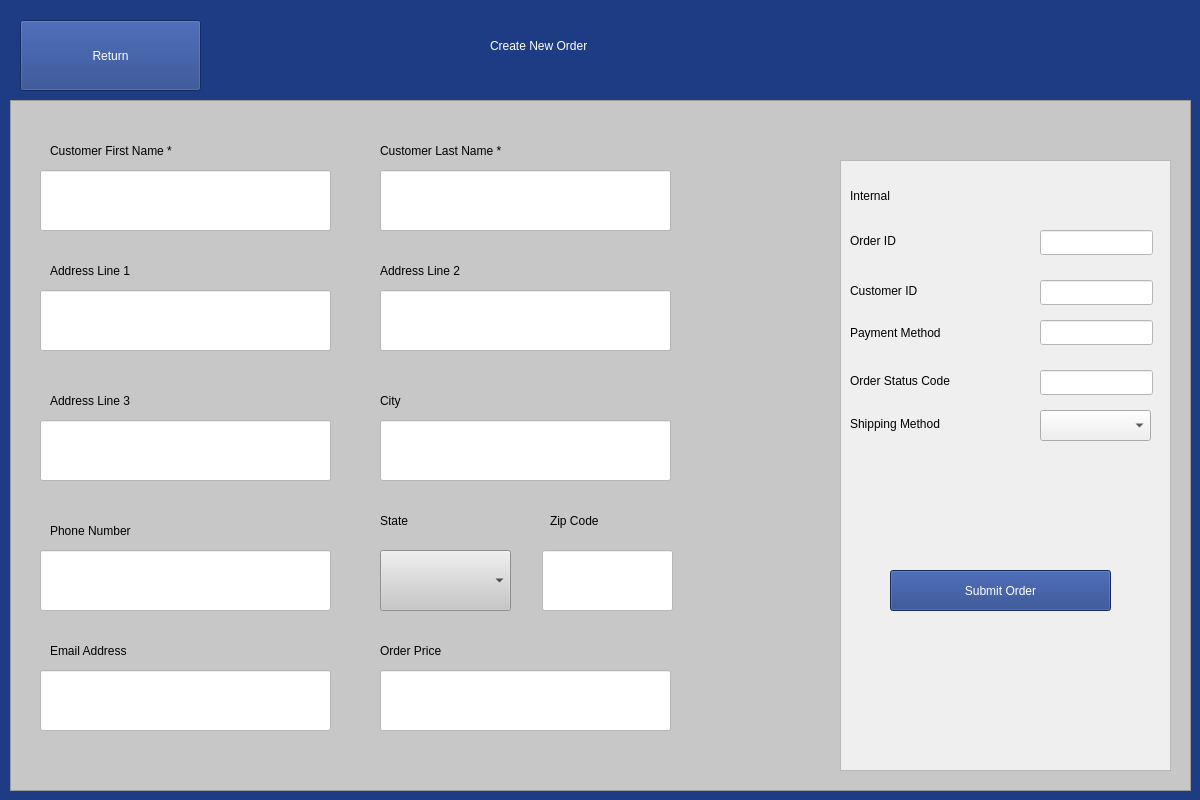
First picture: the form in mainwindow.ui, repository oscarr777/comp-520-term-project, before the edit.
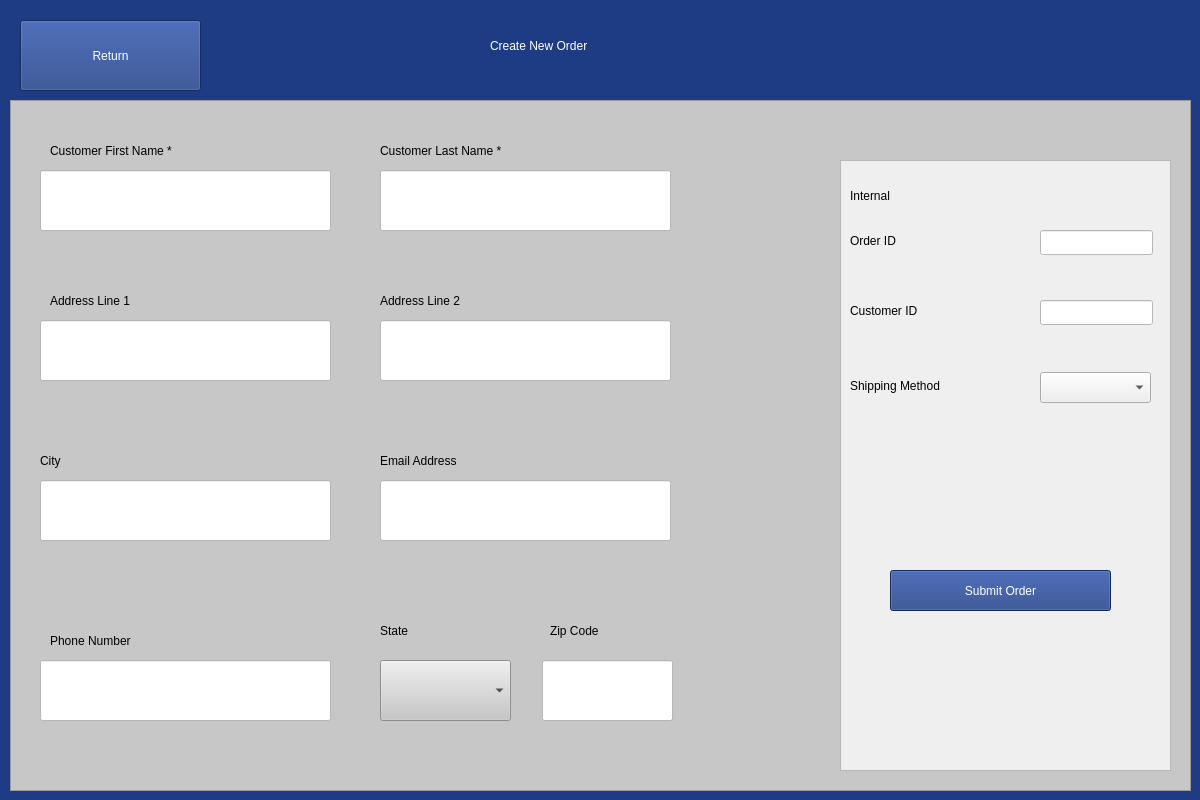
Second picture: the form after the edit. The open tabs and pages were chosen to show the change.

Commit message: Implemented order submission

Diff of the .ui file:
```diff
--- a/mainwindow.ui
+++ b/mainwindow.ui
@@ -465,28 +465,11 @@
       <property name="frameShadow">
        <enum>QFrame::Raised</enum>
       </property>
-      <widget class="QLabel" name="label_13">
-       <property name="geometry">
-        <rect>
-         <x>370</x>
-         <y>540</y>
-         <width>141</width>
-         <height>21</height>
-        </rect>
-       </property>
-       <property name="styleSheet">
-        <string notr="true">color: rgb(0, 0, 0);
-</string>
-       </property>
-       <property name="text">
-        <string>Order Price</string>
-       </property>
-      </widget>
       <widget class="QLineEdit" name="customerPhoneNumberLineEdit">
        <property name="geometry">
         <rect>
          <x>30</x>
-         <y>450</y>
+         <y>560</y>
          <width>291</width>
          <height>61</height>
         </rect>
@@ -502,8 +485,8 @@
       <widget class="QLabel" name="label_17">
        <property name="geometry">
         <rect>
-         <x>370</x>
-         <y>290</y>
+         <x>30</x>
+         <y>350</y>
          <width>141</width>
          <height>21</height>
         </rect>
@@ -519,8 +502,8 @@
       <widget class="QLineEdit" name="customerEmailLineEdit">
        <property name="geometry">
         <rect>
-         <x>30</x>
-         <y>570</y>
+         <x>370</x>
+         <y>380</y>
          <width>291</width>
          <height>61</height>
         </rect>
@@ -537,7 +520,7 @@
        <property name="geometry">
         <rect>
          <x>370</x>
-         <y>410</y>
+         <y>520</y>
          <width>61</width>
          <height>21</height>
         </rect>
@@ -554,7 +537,7 @@
        <property name="geometry">
         <rect>
          <x>40</x>
-         <y>420</y>
+         <y>530</y>
          <width>161</width>
          <height>21</height>
         </rect>
@@ -570,25 +553,8 @@
       <widget class="QLineEdit" name="customerCityLineEdit">
        <property name="geometry">
         <rect>
-         <x>370</x>
-         <y>320</y>
-         <width>291</width>
-         <height>61</height>
-        </rect>
-       </property>
-       <property name="styleSheet">
-        <string notr="true">background-color: rgb(255, 255, 255);
-color: rgb(0, 0, 0);</string>
-       </property>
-       <property name="text">
-        <string/>
-       </property>
-      </widget>
-      <widget class="QLineEdit" name="customerAddress3LineEdit">
-       <property name="geometry">
-        <rect>
          <x>30</x>
-         <y>320</y>
+         <y>380</y>
          <width>291</width>
          <height>61</height>
         </rect>
@@ -604,8 +570,8 @@
       <widget class="QLabel" name="label_42">
        <property name="geometry">
         <rect>
-         <x>40</x>
-         <y>540</y>
+         <x>370</x>
+         <y>350</y>
          <width>161</width>
          <height>21</height>
         </rect>
@@ -622,7 +588,7 @@
        <property name="geometry">
         <rect>
          <x>370</x>
-         <y>160</y>
+         <y>190</y>
          <width>141</width>
          <height>21</height>
         </rect>
@@ -635,28 +601,11 @@
         <string>Address Line 2</string>
        </property>
       </widget>
-      <widget class="QLabel" name="label_16">
-       <property name="geometry">
-        <rect>
-         <x>40</x>
-         <y>290</y>
-         <width>141</width>
-         <height>21</height>
-        </rect>
-       </property>
-       <property name="styleSheet">
-        <string notr="true">color: rgb(0, 0, 0);
-</string>
-       </property>
-       <property name="text">
-        <string>Address Line 3</string>
-       </property>
-      </widget>
       <widget class="QLineEdit" name="customerAddress1LineEdit">
        <property name="geometry">
         <rect>
          <x>30</x>
-         <y>190</y>
+         <y>220</y>
          <width>291</width>
          <height>61</height>
         </rect>
@@ -675,7 +624,7 @@
        <property name="geometry">
         <rect>
          <x>40</x>
-         <y>160</y>
+         <y>190</y>
          <width>141</width>
          <height>21</height>
         </rect>
@@ -688,29 +637,11 @@
         <string>Address Line 1</string>
        </property>
       </widget>
-      <widget class="QLineEdit" name="orderPriceLineEdit">
-       <property name="geometry">
-        <rect>
-         <x>370</x>
-         <y>570</y>
-         <width>291</width>
-         <height>61</height>
-        </rect>
-       </property>
-       <property name="styleSheet">
-        <string notr="true">background-color: rgb(255, 255, 255);
-color: rgb(0, 0, 0);
-</string>
-       </property>
-       <property name="text">
-        <string/>
-       </property>
-      </widget>
       <widget class="QLineEdit" name="customerAddress2LineEdit">
        <property name="geometry">
         <rect>
          <x>370</x>
-         <y>190</y>
+         <y>220</y>
          <width>291</width>
          <height>61</height>
         </rect>
@@ -801,7 +732,7 @@
        <property name="geometry">
         <rect>
          <x>540</x>
-         <y>410</y>
+         <y>520</y>
          <width>101</width>
          <height>21</height>
         </rect>
@@ -818,7 +749,7 @@
        <property name="geometry">
         <rect>
          <x>532</x>
-         <y>450</y>
+         <y>560</y>
          <width>131</width>
          <height>61</height>
         </rect>
@@ -849,23 +780,6 @@
        <property name="frameShadow">
         <enum>QFrame::Raised</enum>
        </property>
-       <widget class="QLabel" name="label_12">
-        <property name="geometry">
-         <rect>
-          <x>10</x>
-          <y>210</y>
-          <width>201</width>
-          <height>21</height>
-         </rect>
-        </property>
-        <property name="styleSheet">
-         <string notr="true">color: rgb(0, 0, 0);
-</string>
-        </property>
-        <property name="text">
-         <string>Order Status Code</string>
-        </property>
-       </widget>
        <widget class="QLineEdit" name="orderIdLineEdit">
         <property name="geometry">
          <rect>
@@ -883,28 +797,11 @@
          <string/>
         </property>
        </widget>
-       <widget class="QLineEdit" name="orderStatusCodeLineEdit">
-        <property name="geometry">
-         <rect>
-          <x>200</x>
-          <y>210</y>
-          <width>113</width>
-          <height>25</height>
-         </rect>
-        </property>
-        <property name="styleSheet">
-         <string notr="true">background-color: rgb(255, 255, 255);
-color: rgb(0, 0, 0);</string>
-        </property>
-        <property name="text">
-         <string/>
-        </property>
-       </widget>
        <widget class="QLabel" name="label_9">
         <property name="geometry">
          <rect>
           <x>10</x>
-          <y>120</y>
+          <y>140</y>
           <width>141</width>
           <height>21</height>
          </rect>
@@ -921,24 +818,7 @@
         <property name="geometry">
          <rect>
           <x>200</x>
-          <y>120</y>
-          <width>113</width>
-          <height>25</height>
-         </rect>
-        </property>
-        <property name="styleSheet">
-         <string notr="true">background-color: rgb(255, 255, 255);
-color: rgb(0, 0, 0);</string>
-        </property>
-        <property name="text">
-         <string/>
-        </property>
-       </widget>
-       <widget class="QLineEdit" name="customerPaymentMethodLineEdit">
-        <property name="geometry">
-         <rect>
-          <x>200</x>
-          <y>160</y>
+          <y>140</y>
           <width>113</width>
           <height>25</height>
          </rect>
@@ -968,23 +848,6 @@
          <string>Order ID</string>
         </property>
        </widget>
-       <widget class="QLabel" name="label_11">
-        <property name="geometry">
-         <rect>
-          <x>10</x>
-          <y>157</y>
-          <width>171</width>
-          <height>31</height>
-         </rect>
-        </property>
-        <property name="styleSheet">
-         <string notr="true">color: rgb(0, 0, 0);
-</string>
-        </property>
-        <property name="text">
-         <string>Payment Method</string>
-        </property>
-       </widget>
        <widget class="QLabel" name="label_43">
         <property name="geometry">
          <rect>
@@ -1006,7 +869,7 @@
         <property name="geometry">
          <rect>
           <x>10</x>
-          <y>248</y>
+          <y>210</y>
           <width>181</width>
           <height>31</height>
          </rect>
@@ -1023,7 +886,7 @@
         <property name="geometry">
          <rect>
           <x>200</x>
-          <y>250</y>
+          <y>212</y>
           <width>111</width>
           <height>31</height>
          </rect>
@@ -1052,7 +915,7 @@
        <property name="geometry">
         <rect>
          <x>370</x>
-         <y>450</y>
+         <y>560</y>
          <width>131</width>
          <height>61</height>
         </rect>
```
Left out of the diff: 44 changed lines with no effect on the pictures. The commit also changes 3 other files.
